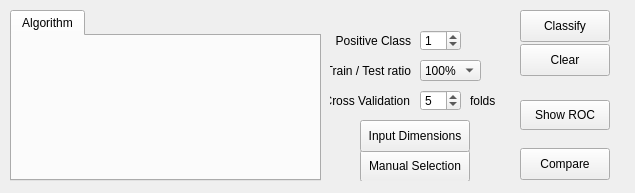
Qt form MLDemos/optsClassify.ui (b4silio/MLDemos) before a commit.
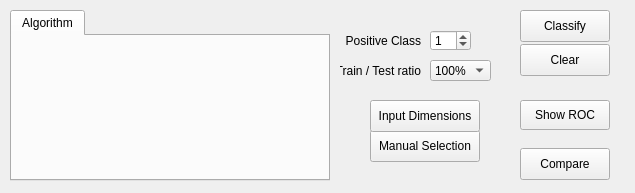
The same form after that commit.

```diff
--- a/MLDemos/optsClassify.ui
+++ b/MLDemos/optsClassify.ui
@@ -25,7 +25,7 @@
   <widget class="QWidget" name="optionWidget" native="true">
    <property name="geometry">
     <rect>
-     <x>330</x>
+     <x>340</x>
      <y>10</y>
      <width>171</width>
      <height>171</height>
@@ -125,57 +125,6 @@
      </property>
     </item>
    </widget>
-   <widget class="QLabel" name="label_5">
-    <property name="enabled">
-     <bool>true</bool>
-    </property>
-    <property name="geometry">
-     <rect>
-      <x>140</x>
-      <y>80</y>
-      <width>31</width>
-      <height>21</height>
-     </rect>
-    </property>
-    <property name="font">
-     <font>
-      <pointsize>9</pointsize>
-     </font>
-    </property>
-    <property name="text">
-     <string>folds</string>
-    </property>
-   </widget>
-   <widget class="QSpinBox" name="foldCountSpin">
-    <property name="enabled">
-     <bool>true</bool>
-    </property>
-    <property name="geometry">
-     <rect>
-      <x>90</x>
-      <y>80</y>
-      <width>41</width>
-      <height>21</height>
-     </rect>
-    </property>
-    <property name="font">
-     <font>
-      <pointsize>9</pointsize>
-     </font>
-    </property>
-    <property name="toolTip">
-     <string>Number of cross-validation folds</string>
-    </property>
-    <property name="minimum">
-     <number>1</number>
-    </property>
-    <property name="maximum">
-     <number>20</number>
-    </property>
-    <property name="value">
-     <number>5</number>
-    </property>
-   </widget>
    <widget class="QSpinBox" name="positiveSpin">
     <property name="geometry">
      <rect>
@@ -225,7 +174,7 @@
     <property name="geometry">
      <rect>
       <x>30</x>
-      <y>140</y>
+      <y>120</y>
       <width>110</width>
       <height>32</height>
      </rect>
@@ -246,7 +195,7 @@
     <property name="geometry">
      <rect>
       <x>30</x>
-      <y>110</y>
+      <y>90</y>
       <width>110</width>
       <height>32</height>
      </rect>
@@ -269,7 +218,7 @@
     <rect>
      <x>10</x>
      <y>10</y>
-     <width>311</width>
+     <width>320</width>
      <height>171</height>
     </rect>
    </property>
@@ -287,30 +236,6 @@
     </attribute>
    </widget>
   </widget>
-  <widget class="QLabel" name="label_9">
-   <property name="enabled">
-    <bool>true</bool>
-   </property>
-   <property name="geometry">
-    <rect>
-     <x>330</x>
-     <y>90</y>
-     <width>80</width>
-     <height>21</height>
-    </rect>
-   </property>
-   <property name="font">
-    <font>
-     <pointsize>9</pointsize>
-    </font>
-   </property>
-   <property name="text">
-    <string>Cross Validation</string>
-   </property>
-   <property name="alignment">
-    <set>Qt::AlignRight|Qt::AlignTrailing|Qt::AlignVCenter</set>
-   </property>
-  </widget>
   <widget class="QPushButton" name="compareButton">
    <property name="geometry">
     <rect>
```
